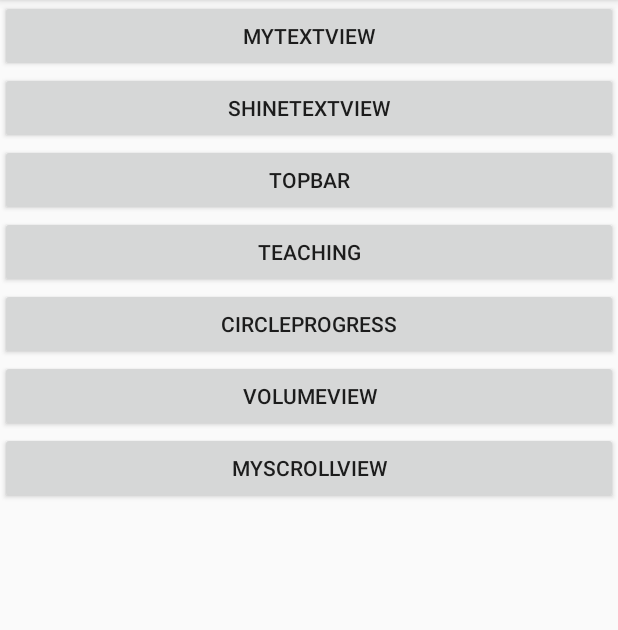
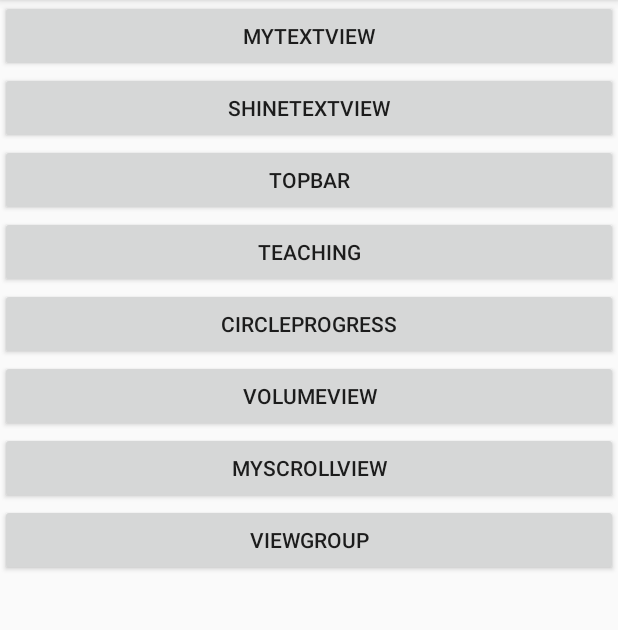
Before and after one commit to mzeht/AndroidHero, an Android app: the Unit3Activity screen opened directly, with no data from a screen before it, on a phone screen of 412 x 824 dp, the part 84-714 px from its top. Run offline under Robolectric (Android 15) with nearby library versions, the phone set to English and light mode, and no system bars; our stand-ins replace ButterKnife.

Commit message:
ViewGroup TouchEvent

```diff
--- a/app/src/main/java/com/wpmac/androidhero/unit3/Unit3Activity.java
+++ b/app/src/main/java/com/wpmac/androidhero/unit3/Unit3Activity.java
@@ -6,6 +6,9 @@ import android.support.v7.app.AppCompatActivity;
 import android.view.View;
 
 import com.wpmac.androidhero.R;
+
+import butterknife.ButterKnife;
+import butterknife.OnClick;
 
 
 /**
@@ -22,6 +25,7 @@ public class Unit3Activity extends AppCompatActivity {
     protected void onCreate(Bundle savedInstanceState) {
         super.onCreate(savedInstanceState);
         setContentView(R.layout.activity_unit3);
+        ButterKnife.bind(this);
 //        mIntent = new Intent(this, MyViewTestActivity.class);
     }
 
@@ -45,18 +49,26 @@ public class Unit3Activity extends AppCompatActivity {
         mIntent = new Intent(this, CircleProgressActivity.class);
         startActivity(mIntent);
     }
-//
+
+    //
     public void btnVolumeView(View view) {
-        mIntent=new Intent(this,VolumeViewActivity.class);
+        mIntent = new Intent(this, VolumeViewActivity.class);
         startActivity(mIntent);
     }
-//
+
+    //
     public void btnMyScrollView(View view) {
-        mIntent=new Intent(this,ScrollViewActivity.class);
+        mIntent = new Intent(this, ScrollViewActivity.class);
         startActivity(mIntent);
     }
 
     public void btnTopBar(View view) {
         startActivity(new Intent(this, TopBarTestActivity.class));
     }
+
+    @OnClick(R.id.viewgroup)
+    public void viewGroup() {
+        startActivity(new Intent(this, ViewGroupActivity.class));
+    }
+
 }
--- a/app/src/main/java/com/wpmac/androidhero/unit3/viewgroup/MyView.java
+++ b/app/src/main/java/com/wpmac/androidhero/unit3/viewgroup/MyView.java
@@ -33,4 +33,6 @@ public class MyView extends View {
         return super.dispatchTouchEvent(event);
     }
 
+
+
 }
--- a/app/src/main/java/com/wpmac/androidhero/unit3/viewgroup/MyViewGroupA.java
+++ b/app/src/main/java/com/wpmac/androidhero/unit3/viewgroup/MyViewGroupA.java
@@ -38,4 +38,6 @@ public class MyViewGroupA extends LinearLayout {
         Log.d("xys", "ViewGroupA onTouchEvent" + event.getAction());
         return super.onTouchEvent(event);
     }
+
+    //inspect
 }
--- a/app/src/main/java/com/wpmac/androidhero/unit3/viewgroup/MyViewGroupB.java
+++ b/app/src/main/java/com/wpmac/androidhero/unit3/viewgroup/MyViewGroupB.java
@@ -36,6 +36,6 @@ public class MyViewGroupB extends LinearLayout {
     @Override
     public boolean onTouchEvent(MotionEvent event) {
         Log.d("xys", "ViewGroupB onTouchEvent" + event.getAction());
-        return super.onTouchEvent(event);
+        return true;
     }
 }
--- a/app/src/main/res/layout/activity_unit3.xml
+++ b/app/src/main/res/layout/activity_unit3.xml
@@ -50,6 +50,11 @@
         android:layout_height="wrap_content"
         android:onClick="btnMyScrollView"
         android:text="MyScrollView"/>
+    <Button
+        android:id="@+id/viewgroup"
+        android:layout_width="match_parent"
+        android:layout_height="wrap_content"
+        android:text="ViewGroup"/>
 
 
 </LinearLayout>
```
